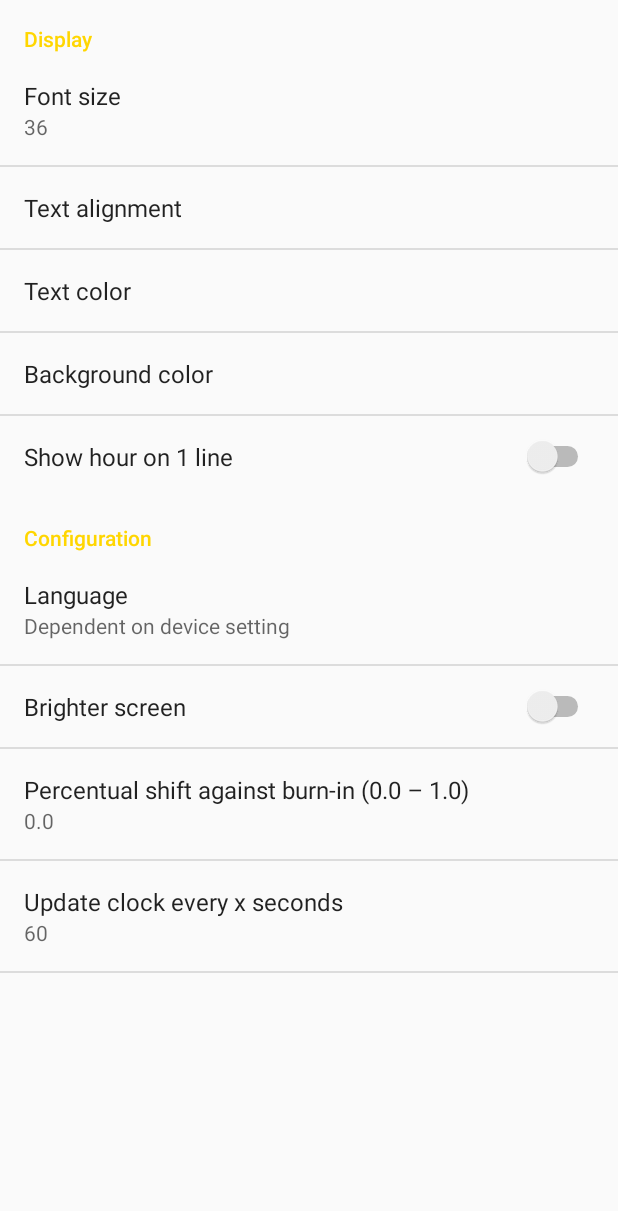
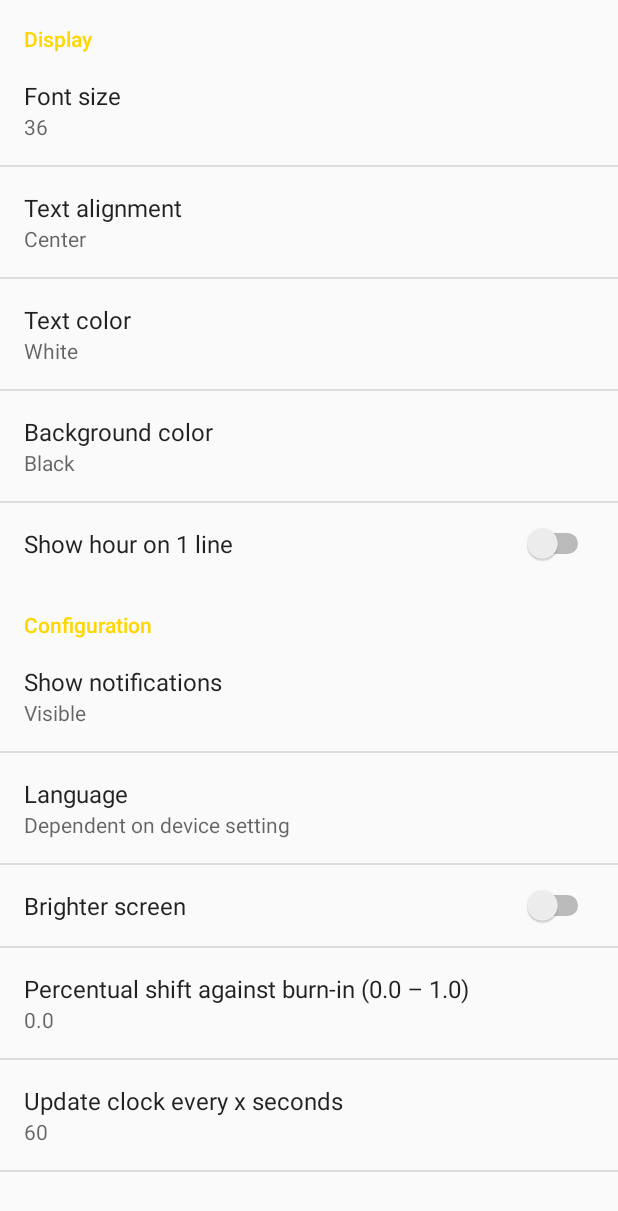
Before and after one commit to tuur29/fuzzyclock, an Android app: the DreamSettingsActivity screen opened directly, with no data from a screen before it, on a phone screen of 412 x 824 dp. Shown: the top 1211 px of the screen. Run offline under Robolectric (Android 15) with nearby library versions, the phone set to English and light mode, and no system bars.

Commit message:
Show notification icons #1

```diff
--- a/app/src/main/java/net/tuurlievens/fuzzyclockscreensaver/DreamSettingsActivity.kt
+++ b/app/src/main/java/net/tuurlievens/fuzzyclockscreensaver/DreamSettingsActivity.kt
@@ -39,6 +39,13 @@ class DreamSettingsActivity : PreferenceActivity() {
             bindPreferenceSummaryToValue(findPreference("updateSeconds"))
             bindPreferenceSummaryToValue(findPreference("language"))
             bindPreferenceSummaryToValue(findPreference("fontSize"))
+            bindPreferenceSummaryToValue(findPreference("textAlignment"))
+            bindPreferenceSummaryToValue(findPreference("foregroundColor"))
+            bindPreferenceSummaryToValue(findPreference("backgroundColor"))
+//            bindPreferenceSummaryToValue(findPreference("removeLineBreak"))
+//            bindPreferenceSummaryToValue(findPreference("showDate"))
+//            bindPreferenceSummaryToValue(findPreference("brightScreen"))
+            bindPreferenceSummaryToValue(findPreference("notifState"))
         }
 
         override fun onOptionsItemSelected(item: MenuItem): Boolean {
--- a/app/src/main/res/values/arrays.xml
+++ b/app/src/main/res/values/arrays.xml
@@ -38,4 +38,10 @@
         <item>#455A64</item>
     </string-array>
 
+    <string-array name="pref_list_notifState_values">
+        <item>visible</item>
+        <item>count</item>
+        <item>hidden</item>
+    </string-array>
+
 </resources>
--- a/app/src/main/res/values/strings.xml
+++ b/app/src/main/res/values/strings.xml
@@ -18,6 +18,7 @@
     <string name="pref_title_backgroundColor">Background color</string>
     <string name="pref_title_removeLineBreak">Show hour on 1 line</string>
     <string name="pref_title_brightScreen">Brighter screen</string>
+    <string name="pref_title_notifState">Show notifications</string>
 
     <string-array name="pref_list_language_titles">
         <item>Dependent on device setting</item>
@@ -56,4 +57,10 @@
         <item>Blue Gray</item>
     </string-array>
 
+    <string-array name="pref_list_notifState_titles">
+        <item>Visible</item>
+        <item>Only Count</item>
+        <item>Hidden</item>
+    </string-array>
+
 </resources>
--- a/app/src/main/res/xml/prefs.xml
+++ b/app/src/main/res/xml/prefs.xml
@@ -50,6 +50,15 @@
     <PreferenceCategory android:title="@string/pref_category_working">
 
         <ListPreference
+                android:key="notifState"
+                android:title="@string/pref_title_notifState"
+                android:defaultValue="visible"
+                android:entries="@array/pref_list_notifState_titles"
+                android:entryValues="@array/pref_list_notifState_values"
+                android:negativeButtonText="@null"
+                android:positiveButtonText="@null"/>
+
+        <ListPreference
                 android:key="language"
                 android:title="@string/pref_title_language"
                 android:defaultValue="default"
```
Also changed, not shown: app/src/main/java/net/tuurlievens/fuzzyclockscreensaver/FuzzyClockDream.kt (+59 -16 lines), app/src/main/java/net/tuurlievens/fuzzyclockscreensaver/NotificationData.kt (added, +45 -0 lines), app/src/main/java/net/tuurlievens/fuzzyclockscreensaver/NotificationListener.kt (renamed from app/src/main/java/net/tuurlievens/fuzzyclockscreensaver/NotificationListenerService.kt, +10 -13 lines), app/src/main/res/layout/dream.xml (+21 -3 lines), 1 other file.
